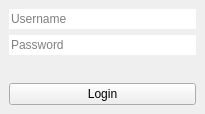
First picture: the form in window_login.ui, repository ArthurFleischman/PyManager, before the edit.
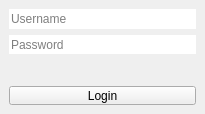
Second picture: the form after the edit.

What changed in the file:
```diff
--- a/window_login.ui
+++ b/window_login.ui
@@ -86,7 +86,7 @@
          <enum>QFrame::Plain</enum>
         </property>
         <property name="text">
-         <string/>
+         <string>&lt;html&gt;&lt;head/&gt;&lt;body&gt;&lt;p&gt;&lt;br/&gt;&lt;/p&gt;&lt;/body&gt;&lt;/html&gt;</string>
         </property>
         <property name="alignment">
          <set>Qt::AlignCenter</set>
```
